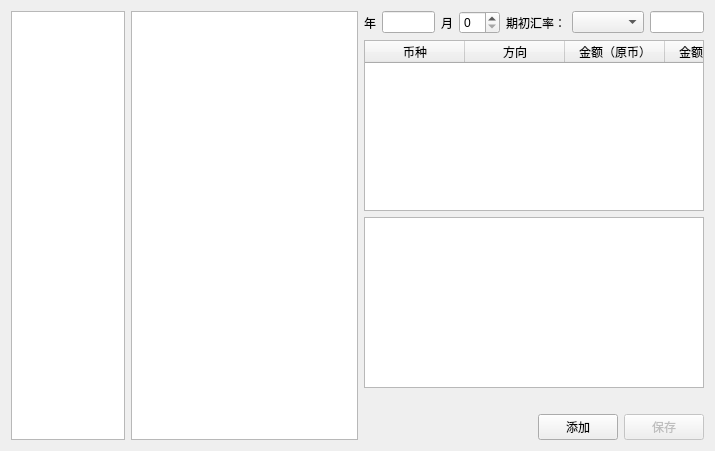
This is forms/apcdata.ui in wangkungit5905/PzAssistant as Qt 5 draws it before an edit. The edited form follows.
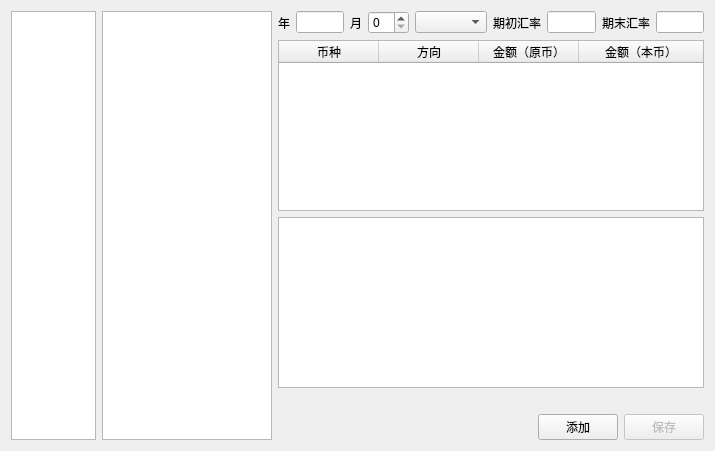
This is the edited form.

Patch:
```diff
--- a/forms/apcdata.ui
+++ b/forms/apcdata.ui
@@ -13,7 +13,7 @@
   <property name="windowTitle">
    <string>Form</string>
   </property>
-  <layout class="QHBoxLayout" name="horizontalLayout_3" stretch="1,2,3">
+  <layout class="QHBoxLayout" name="horizontalLayout_3" stretch="1,2,5">
    <item>
     <widget class="QListWidget" name="fsubs"/>
    </item>
@@ -61,24 +61,38 @@
          </property>
         </spacer>
        </item>
-       <item>
-        <widget class="QLabel" name="label">
-         <property name="text">
-          <string>期初汇率：</string>
-         </property>
-        </widget>
-       </item>
        <item>
         <widget class="QComboBox" name="cmbRate"/>
        </item>
        <item>
-        <widget class="QLineEdit" name="edtRate">
+        <widget class="QLabel" name="label">
+         <property name="text">
+          <string>期初汇率</string>
+         </property>
+        </widget>
+       </item>
+       <item>
+        <widget class="QLineEdit" name="edtSRate">
+         <property name="contextMenuPolicy">
+          <enum>Qt::NoContextMenu</enum>
+         </property>
+         <property name="readOnly">
+          <bool>true</bool>
+         </property>
+        </widget>
+       </item>
+       <item>
+        <widget class="QLabel" name="label_4">
+         <property name="text">
+          <string>期末汇率</string>
+         </property>
+        </widget>
+       </item>
+       <item>
+        <widget class="QLineEdit" name="edtERate">
          <property name="contextMenuPolicy">
           <enum>Qt::ActionsContextMenu</enum>
          </property>
-         <property name="readOnly">
-          <bool>true</bool>
-         </property>
         </widget>
        </item>
       </layout>
```
